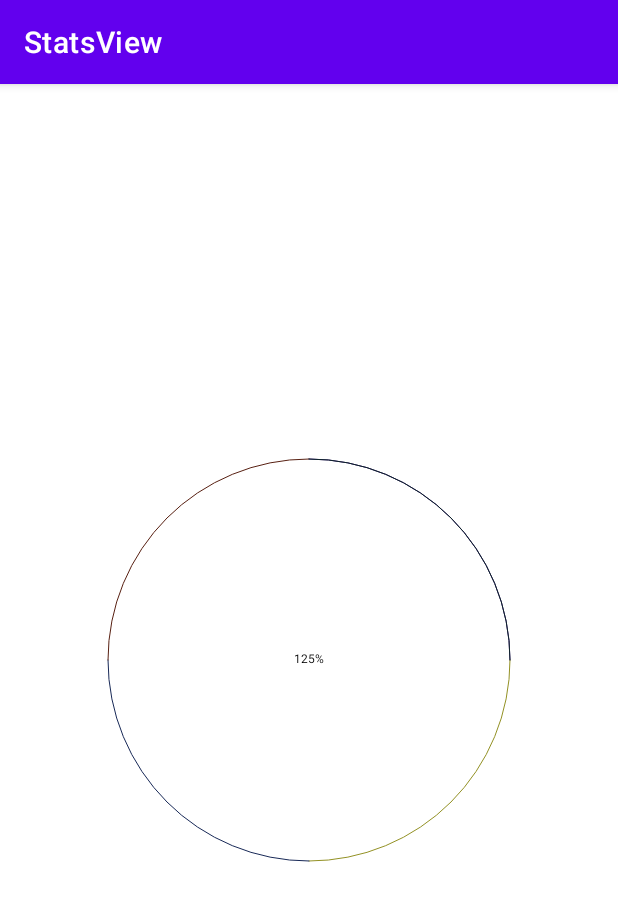
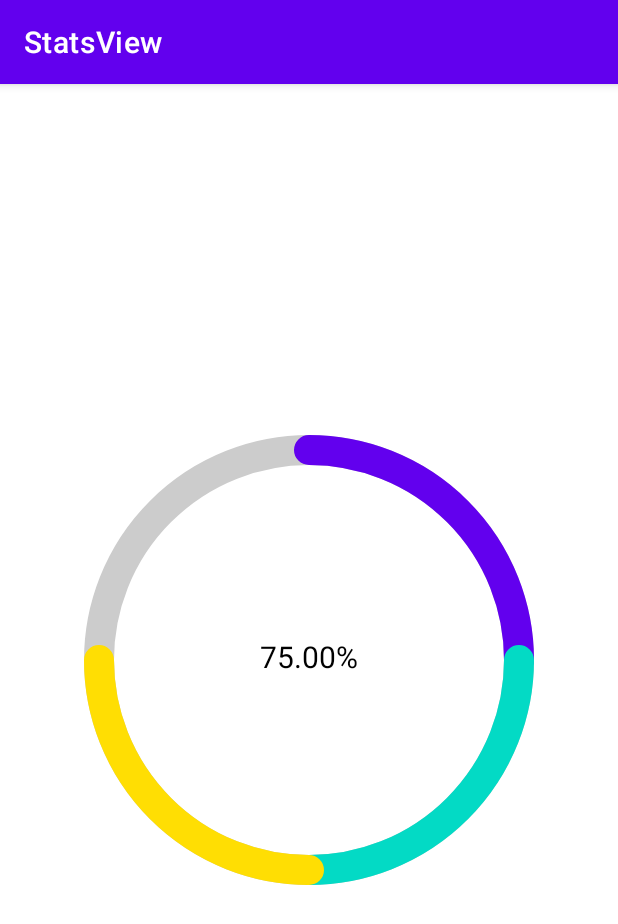
Before and after one commit to TsuraEvgesha/StatsView2, an Android app: the screen it shows after launch (MainActivity), on a phone screen of 412 x 824 dp. Shown: the top 924 px of the screen. Run offline under Robolectric (Android 15) with nearby library versions, the phone set to English and light mode, and no system bars.

```diff
--- a/app/src/main/java/ru/netology/statsview/MainActivity.kt
+++ b/app/src/main/java/ru/netology/statsview/MainActivity.kt
@@ -4,16 +4,16 @@ import androidx.appcompat.app.AppCompatActivity
 import android.os.Bundle
 import ru.netology.statsview.ui.StatsView
 
-class MainActivity : AppCompatActivity() {
+class MainActivity : AppCompatActivity(R.layout.activity_main) {
     override fun onCreate(savedInstanceState: Bundle?) {
         super.onCreate(savedInstanceState)
-        setContentView(R.layout.activity_main)
+
         findViewById<StatsView>(R.id.statsView).data = listOf(
-            0.25F,
-            0.25F,
-            0.25F,
-            0.25F,
-            0.25F,
+            500F,
+            500F,
+            500F,
+
+
         )
     }
 }
--- a/app/src/main/java/ru/netology/statsview/ui/StatsView.kt
+++ b/app/src/main/java/ru/netology/statsview/ui/StatsView.kt
@@ -1,24 +1,22 @@
 package ru.netology.statsview.ui
 
+import android.annotation.SuppressLint
 import android.content.Context
-import android.graphics.Canvas
-import android.graphics.Paint
-import android.graphics.PointF
-import android.graphics.RectF
+import android.graphics.*
 import android.util.AttributeSet
 import android.view.View
 import androidx.core.content.withStyledAttributes
 import ru.netology.statsview.R
 import ru.netology.statsview.utils.AndroidUtils
-import java.lang.Integer.min
-import java.util.Random
+
+
 import kotlin.random.Random.Default.nextInt
 
 class StatsView @JvmOverloads constructor(
     context:Context,
     attributeSet: AttributeSet? = null,
     defStyleAttr: Int =0,
-    defStyleRes: Int =0
+    defStyleRes: Int =0,
 ): View(
     context,
     attributeSet,
@@ -26,39 +24,40 @@ class StatsView @JvmOverloads constructor(
     defStyleRes
 ) {
     private var radius = 0F
-    private var center = PointF()
-    private var oval = RectF()
-    private var paint= Paint(
-        Paint.ANTI_ALIAS_FLAG
-    ).apply {
+    private var center = PointF(0F,0F)
+    private var oval = RectF(0F,0F,0F,0F)
+
+    private var textSize = AndroidUtils.dp(context, 40).toFloat()
+    private var lineWidth = AndroidUtils.dp(context,5)
+    private var colors = emptyList<Int>()
+    private var step = 0F
+
+    init {
+      context.withStyledAttributes(attributeSet, R.styleable.StatsView){
+          textSize=getDimension(R.styleable.StatsView_textSize, textSize)
+          lineWidth=getDimension(R.styleable.StatsView_lineWidth, lineWidth.toFloat()).toInt()
+          val resId = getResourceId(R.styleable.StatsView_colors, 0)
+          colors= resources.getIntArray(resId).toList()
+      }
+    }
+    private var paint= Paint(Paint.ANTI_ALIAS_FLAG).apply {
         strokeWidth =lineWidth.toFloat()
         style=Paint.Style.STROKE
         strokeJoin = Paint.Join.ROUND
         strokeCap = Paint.Cap.ROUND
     }
-    private var textPaint= Paint(
-        Paint.ANTI_ALIAS_FLAG
-    ).apply {
+    private var freePaint= Paint(Paint.ANTI_ALIAS_FLAG).apply {
+        strokeWidth =lineWidth.toFloat()
+        style=Paint.Style.STROKE
+        strokeJoin = Paint.Join.ROUND
+        strokeCap = Paint.Cap.ROUND
+        color= Color.LTGRAY
+
+    }
+    private var textPaint= Paint(Paint.ANTI_ALIAS_FLAG).apply {
         textSize = this@StatsView.textSize
         style=Paint.Style.FILL
         textAlign = Paint.Align.CENTER
-    }
-    private var textSize = AndroidUtils.dp(context, 50).toFloat()
-    private var lineWidth = AndroidUtils.dp(context,5)
-    private var colors = emptyList<Int>()
-
-    init {
-      context.withStyledAttributes(attributeSet, R.styleable.StatsView){
-          textSize=getDimension(R.styleable.StatsView_textSize, textSize)
-          lineWidth=getDimension(R.styleable.StatsView_lineWidth, lineWidth.toFloat()).toInt()
-          colors=listOf (
-          getColor(R.styleable.StatsView_color1, generateRandomColor()),
-          getColor(R.styleable.StatsView_color2, generateRandomColor()),
-          getColor(R.styleable.StatsView_color3, generateRandomColor()),
-          getColor(R.styleable.StatsView_color4, generateRandomColor()),
-              getColor(R.styleable.StatsView_color5, generateRandomColor()),
-          )
-      }
     }
     var data: List<Float> = emptyList()
     set(value) {
@@ -66,37 +65,49 @@ class StatsView @JvmOverloads constructor(
         invalidate()
     }
     override fun onSizeChanged(w: Int, h: Int, oldw: Int, oldh: Int) {
-        radius=min(w,h)/2F - lineWidth
-        center = PointF(w/2F,h/2F)
+        radius= kotlin.math.min(w, h) / 2F - lineWidth/ 2
+        center = PointF(w / 2F,h / 2F)
         oval = RectF(
-            center.x - radius,
-            center.y - radius,
-            center.x + radius,
-            center.y + radius
+            center.x - radius, center.y - radius,
+            center.x + radius, center.y + radius
         )
 
     }
 
+    @SuppressLint("ResourceAsColor")
     override fun onDraw(canvas: Canvas) {
         if(data.isEmpty()){
             return
         }
+        canvas.drawCircle(center.x,center.y,radius, freePaint)
         var startAngle = -90F
-        data.forEachIndexed { index, datum ->
-            val angle = datum * 360F
-            paint.color = colors.getOrElse(index) {generateRandomColor()}
+        for ((index, datum) in data.withIndex()) {
+            val angle = 1/((data.sum()/datum)+1)*360F
+            paint.color = colors.getOrNull(index) ?: generateRandomColor()
             canvas.drawArc(oval, startAngle, angle, false, paint)
             startAngle += angle
+            step=angle+startAngle
+
         }
+
+
+//        второе задание
+//        if (data.sum()>=1F){
+//            val angle = 1F
+//            paint.color = colors[4]
+//            canvas.drawArc(oval, startAngle,angle,false, paint)
+//        }
+
+
         canvas.drawText(
-            "%.0f%%".format(data.sum() * 100),
+            "%.2f%%".format(step/360*100),
             center.x,
             center.y + textPaint.textSize / 4,
-            textPaint
+            textPaint,
         )
+
     }
 
-    private fun generateRandomColor() =
-        nextInt(0xFF000000.toInt(), 0xFFFFFFFF.toInt())
+    private fun generateRandomColor() = nextInt(0xFF000000.toInt(), 0xFFFFFFFF.toInt())
 
 }
--- a/app/src/main/res/layout/activity_main.xml
+++ b/app/src/main/res/layout/activity_main.xml
@@ -1,5 +1,5 @@
 <?xml version="1.0" encoding="utf-8"?>
-<androidx.constraintlayout.widget.ConstraintLayout xmlns:android="http://schemas.android.com/apk/res/android"
+<FrameLayout xmlns:android="http://schemas.android.com/apk/res/android"
     xmlns:app="http://schemas.android.com/apk/res-auto"
     xmlns:tools="http://schemas.android.com/tools"
     android:layout_width="match_parent"
@@ -10,15 +10,10 @@
         android:id ="@+id/statsView"
         android:layout_width="300dp"
         android:layout_height="300dp"
+        android:layout_gravity = "center"
         app:textSize="20sp"
-        app:lineWidth="16dp"
-        app:color1="#391279"
-        app:color2="#939124"
-        app:color3="#182957"
-        app:color4="#582012"
-        app:layout_constraintBottom_toBottomOf="parent"
-        app:layout_constraintEnd_toEndOf="parent"
-        app:layout_constraintStart_toStartOf="parent"
-        app:layout_constraintTop_toTopOf="parent" />
+        app:lineWidth="20dp"
+        app:colors="@array/colors"
+        />
 
-</androidx.constraintlayout.widget.ConstraintLayout>
+</FrameLayout>
--- a/app/src/main/res/values/colors.xml
+++ b/app/src/main/res/values/colors.xml
@@ -7,4 +7,17 @@
     <color name="teal_700">#FF018786</color>
     <color name="black">#FF000000</color>
     <color name="white">#FFFFFFFF</color>
+    <color name="colorPrimary">#6200EE</color>
+    <color name="colorPrimaryDark">#3700B3</color>
+    <color name="colorAccent">#03DAC5</color>
+    <color name="divider_color">#ccc</color>
+    <array name="colors">
+        <item>@color/colorPrimary</item>
+        <item>@color/colorAccent</item>
+        <item>#FFDE03</item>
+        <item>#FF0266</item>
+        <item>#E7E6E7</item>
+
+
+    </array>
 </resources>
```
Also changed, not shown: app/src/main/res/drawable-v24/ic_launcher_foreground.xml (+20 -24 lines), app/src/main/res/values/attrs.xml (+3 -5 lines).
